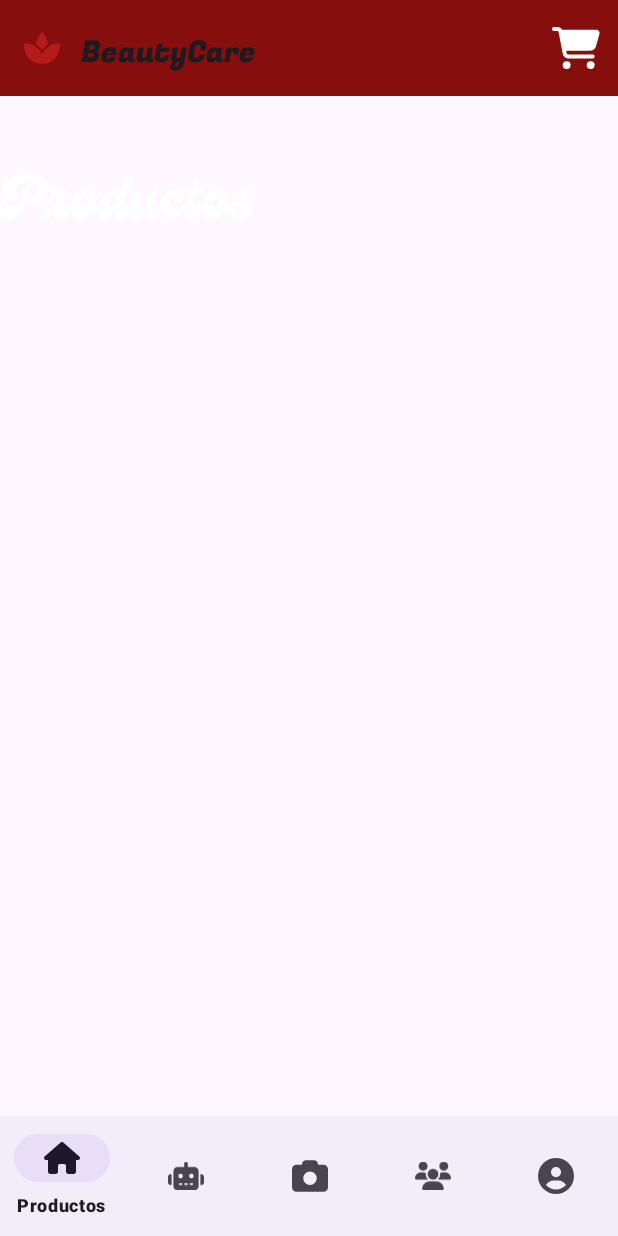
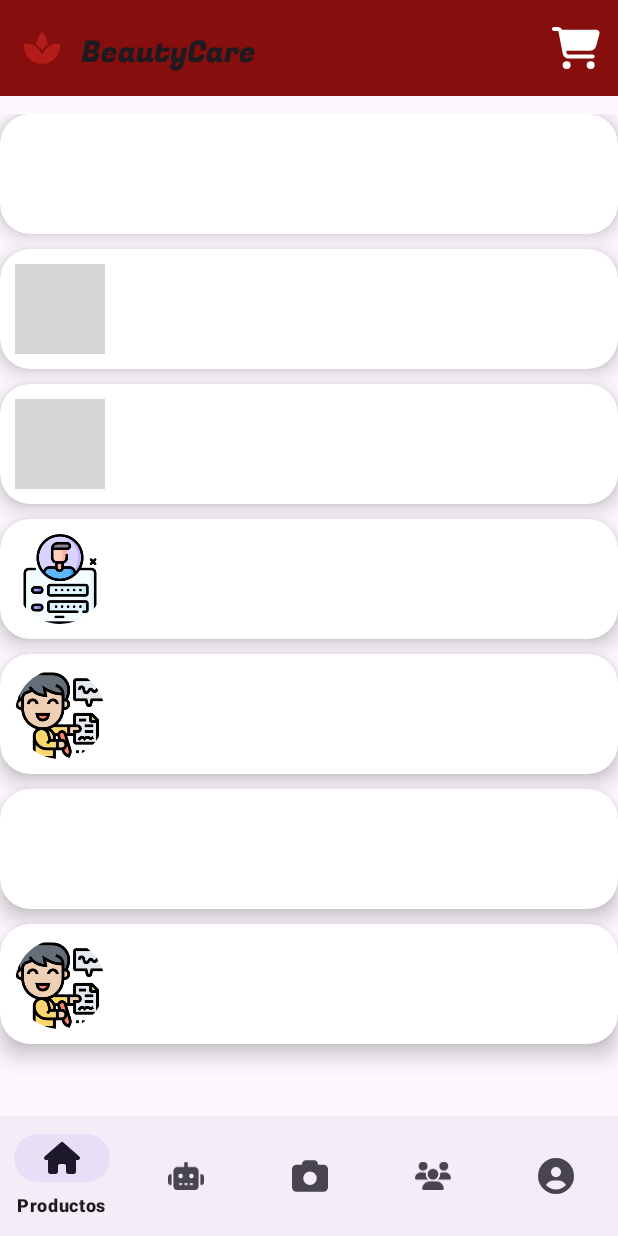
Before and after one commit to Jonatan1014/BeautyCare, an Android app: the ProductosFragment screen opened directly, with no data from a screen before it, on a phone screen of 412 x 824 dp. Run offline under Robolectric (Android 15) with nearby library versions, the phone set to English and light mode, and no system bars; grey boxes are pictures that could not be loaded.

Commit message:
Desarrollo de productos con detalles echo, sin conexiona base de datos

```diff
--- a/app/src/main/AndroidManifest.xml
+++ b/app/src/main/AndroidManifest.xml
@@ -14,6 +14,9 @@
         android:supportsRtl="true"
         android:theme="@style/Theme.BeautyCare"
         tools:targetApi="31">
+        <activity
+            android:name=".DetailedItemsActivity"
+            android:exported="false" />
         <activity
             android:name=".CarritoCompras"
             android:exported="false" />
--- a/app/src/main/java/com/example/beautycare/Index.java
+++ b/app/src/main/java/com/example/beautycare/Index.java
@@ -26,11 +26,6 @@ public class Index extends AppCompatActivity {
     protected void onCreate(Bundle savedInstanceState) {
         super.onCreate(savedInstanceState);
         setContentView(R.layout.activity_index);
-
-        Usuario usuario = new Usuario();
-
-
-        Toast.makeText(this, "Bienvenido " +usuario.getName(), Toast.LENGTH_SHORT).show();
 
         toolbar = findViewById(R.id.toolbar);
         setSupportActionBar(toolbar);
--- /dev/null
+++ b/app/src/main/java/com/example/beautycare/ListAdapterItems.java
@@ -0,0 +1,40 @@
+package com.example.beautycare;
+
+import android.content.Context;
+import android.view.LayoutInflater;
+import android.view.View;
+import android.view.ViewGroup;
+import android.widget.ArrayAdapter;
+import android.widget.ImageView;
+import android.widget.TextView;
+
+import java.util.ArrayList;
+
+import androidx.annotation.NonNull;
+import androidx.annotation.Nullable;
+
+public class ListAdapterItems extends ArrayAdapter<ListDataItems> {
+    public ListAdapterItems(@NonNull Context context, ArrayList<ListDataItems> dataArrayList) {
+        super(context, R.layout.list_item, dataArrayList);
+    }
+
+    @NonNull
+    @Override
+    public View getView(int position, @Nullable View view, @NonNull ViewGroup parent) {
+        ListDataItems listDataItems = getItem(position);
+
+        if (view == null){
+            view = LayoutInflater.from(getContext()).inflate(R.layout.list_item, parent, false);
+        }
+
+        ImageView listImage = view.findViewById(R.id.listImage);
+        TextView listName = view.findViewById(R.id.listName);
+        TextView listTime = view.findViewById(R.id.listTime);
+
+        listImage.setImageResource(listDataItems.image);
+        listName.setText(listDataItems.name);
+        listTime.setText(listDataItems.time);
+
+        return view;
+    }
+}
--- /dev/null
+++ b/app/src/main/java/com/example/beautycare/ListDataItems.java
@@ -0,0 +1,14 @@
+package com.example.beautycare;
+
+public class ListDataItems {
+    String name, time;
+    int ingredients, desc;
+    int image;
+    public ListDataItems(String name, String time, int ingredients, int desc, int image) {
+        this.name = name;
+        this.time = time;
+        this.ingredients = ingredients;
+        this.desc = desc;
+        this.image = image;
+    }
+}
--- a/app/src/main/java/com/example/beautycare/MainActivity.java
+++ b/app/src/main/java/com/example/beautycare/MainActivity.java
@@ -53,7 +53,7 @@ public class MainActivity extends AppCompatActivity {
 
         Intent i;
         if (usuario!=""){
-            Toast.makeText(this, "Bienvenido " + usuario, Toast.LENGTH_SHORT).show();
+
             i = new Intent(MainActivity.this, Index.class);
             startActivity(i);
             overridePendingTransition(R.anim.entrada, R.anim.salida);
--- a/app/src/main/java/com/example/beautycare/ProductosFragment.java
+++ b/app/src/main/java/com/example/beautycare/ProductosFragment.java
@@ -1,64 +1,58 @@
 package com.example.beautycare;
 
+import android.content.Intent;
 import android.os.Bundle;
+import android.view.LayoutInflater;
+import android.view.View;
+import android.view.ViewGroup;
+import android.widget.AdapterView;
 
 import androidx.fragment.app.Fragment;
 
-import android.view.LayoutInflater;
-import android.view.View;
-import android.view.ViewGroup;
+import com.example.beautycare.databinding.FragmentProductosBinding;
 
-/**
- * A simple {@link Fragment} subclass.
- * Use the {@link ProductosFragment#newInstance} factory method to
- * create an instance of this fragment.
- */
+import java.util.ArrayList;
+
 public class ProductosFragment extends Fragment {
 
-    // TODO: Rename parameter arguments, choose names that match
-    // the fragment initialization parameters, e.g. ARG_ITEM_NUMBER
-    private static final String ARG_PARAM1 = "param1";
-    private static final String ARG_PARAM2 = "param2";
-
-    // TODO: Rename and change types of parameters
-    private String mParam1;
-    private String mParam2;
-
-    public ProductosFragment() {
-        // Required empty public constructor
-    }
-
-    /**
-     * Use this factory method to create a new instance of
-     * this fragment using the provided parameters.
-     *
-     * @param param1 Parameter 1.
-     * @param param2 Parameter 2.
-     * @return A new instance of fragment ProductosFragment.
-     */
-    // TODO: Rename and change types and number of parameters
-    public static ProductosFragment newInstance(String param1, String param2) {
-        ProductosFragment fragment = new ProductosFragment();
-        Bundle args = new Bundle();
-        args.putString(ARG_PARAM1, param1);
-        args.putString(ARG_PARAM2, param2);
-        fragment.setArguments(args);
-        return fragment;
-    }
-
-    @Override
-    public void onCreate(Bundle savedInstanceState) {
-        super.onCreate(savedInstanceState);
-        if (getArguments() != null) {
-            mParam1 = getArguments().getString(ARG_PARAM1);
-            mParam2 = getArguments().getString(ARG_PARAM2);
-        }
-    }
+    FragmentProductosBinding binding;
+    ListAdapterItems listAdapterItems;
+    ArrayList<ListDataItems> dataArrayList = new ArrayList<>();
+    ListDataItems listDataItems;
 
     @Override
     public View onCreateView(LayoutInflater inflater, ViewGroup container,
                              Bundle savedInstanceState) {
-        // Inflate the layout for this fragment
-        return inflater.inflate(R.layout.fragment_productos, container, false);
+        binding = FragmentProductosBinding.inflate(inflater, container, false);
+        View view = binding.getRoot();
+
+        int[] imageList = {R.drawable.carga, R.drawable.login, R.drawable.lotounscreen, R.drawable.loginimg, R.drawable.signimg, R.drawable.carga, R.drawable.signimg};
+        int[] ingredientList = {R.string.pastaIngredients, R.string.maggiIngredients,R.string.cakeIngredients,R.string.pancakeIngredients,R.string.pizzaIngredients, R.string.burgerIngredients, R.string.friesIngredients};
+        int[] descList = {R.string.pastaDesc, R.string.maggieDesc, R.string.cakeDesc,R.string.pancakeDesc,R.string.pizzaDesc, R.string.burgerDesc, R.string.friesDesc};
+        String[] nameList = {"Pasta", "Maggi", "Cake", "Pancake", "Pizza","Burgers", "Fries"};
+        String[] timeList = {"30 mins", "2 mins", "45 mins","10 mins", "60 mins", "45 mins", "30 mins"};
+
+        for (int i = 0; i < imageList.length; i++) {
+            listDataItems = new ListDataItems(nameList[i], timeList[i], ingredientList[i], descList[i], imageList[i]);
+            dataArrayList.add(listDataItems);
+        }
+
+        listAdapterItems = new ListAdapterItems(requireActivity(), dataArrayList);
+        binding.listview.setAdapter(listAdapterItems);
+
+        binding.listview.setOnItemClickListener(new AdapterView.OnItemClickListener() {
+            @Override
+            public void onItemClick(AdapterView<?> adapterView, View view, int i, long l) {
+                Intent intent = new Intent(requireContext(), DetailedItemsActivity.class);
+                intent.putExtra("name", nameList[i]);
+                intent.putExtra("time", timeList[i]);
+                intent.putExtra("ingredients", ingredientList[i]);
+                intent.putExtra("desc", descList[i]);
+                intent.putExtra("image", imageList[i]);
+                startActivity(intent);
+            }
+        });
+
+        return view;
     }
 }
--- a/app/src/main/res/drawable/tab_bkg.xml
+++ b/app/src/main/res/drawable/tab_bkg.xml
@@ -3,7 +3,7 @@
     android:shape="rectangle">
 
     <solid
-        android:color="@color/white"/>
+        android:color="#00000000"/>
     <corners
         android:radius="40dp"/>
 
--- a/app/src/main/res/drawable/viewpager_bkg.xml
+++ b/app/src/main/res/drawable/viewpager_bkg.xml
@@ -3,7 +3,7 @@
     android:shape="rectangle">
 
     <solid
-        android:color="@color/white"/>
+        android:color="#33000000"/>
     <corners
         android:radius="40dp"/>
     <stroke
--- a/app/src/main/res/layout/fragment_productos.xml
+++ b/app/src/main/res/layout/fragment_productos.xml
@@ -6,14 +6,14 @@
     tools:context=".ProductosFragment">
 
     <!-- TODO: Update blank fragment layout -->
-    <TextView
+    <ListView
         android:layout_width="match_parent"
         android:layout_height="match_parent"
-        android:layout_gravity="center"
-        android:layout_marginTop="30dp"
-        android:fontFamily="@font/gentyregular"
-        android:textColor="@color/white"
-        android:textSize="40sp"
-        android:text="Productos"/>
+        android:id="@+id/listview"
+        android:scrollbars="vertical"
+        android:layout_marginTop="12dp"
+        tools:listitem="@layout/list_item"
+        android:divider="@android:color/transparent"
+        android:dividerHeight="10.0sp"/>
 
 </FrameLayout>
--- /dev/null
+++ b/app/src/main/res/layout/list_item.xml
@@ -0,0 +1,49 @@
+<?xml version="1.0" encoding="utf-8"?>
+<androidx.cardview.widget.CardView xmlns:android="http://schemas.android.com/apk/res/android"
+    xmlns:app="http://schemas.android.com/apk/res-auto"
+    android:layout_marginStart="12dp"
+    android:layout_marginEnd="12dp"
+    android:layout_marginVertical="10dp"
+    android:layout_marginHorizontal="10dp"
+    app:cardCornerRadius="20dp"
+    app:cardElevation="8dp"
+    android:layout_width="match_parent"
+    android:layout_height="wrap_content">>
+
+
+    <RelativeLayout
+        android:layout_width="match_parent"
+        android:layout_height="wrap_content">
+        <com.google.android.material.imageview.ShapeableImageView
+            android:layout_width="60dp"
+            android:layout_height="60dp"
+            android:id="@+id/listImage"
+            android:src="@drawable/login"
+            android:scaleType="centerCrop"
+            android:layout_marginStart="10dp"
+            android:layout_marginBottom="10dp"
+            android:layout_marginTop="10dp"
+            app:shapeAppearanceOverlay="@style/roundedImageViewRounded"/>
+        <TextView
+            android:layout_width="120dp"
+            android:layout_height="30dp"
+            android:id="@+id/listName"
+            android:text="Name"
+            android:textColor="@color/white"
+            android:textSize="20sp"
+            android:layout_marginTop="25dp"
+            android:layout_marginStart="30dp"
+            android:layout_toEndOf="@id/listImage"/>
+        <TextView
+            android:layout_width="80dp"
+            android:layout_height="30dp"
+            android:id="@+id/listTime"
+            android:text="time"
+            android:textSize="16sp"
+            android:layout_toEndOf="@id/listName"
+            android:layout_marginTop="25dp"
+            android:layout_marginStart="100dp"
+            android:textColor="@color/white"/>
+    </RelativeLayout>
+
+</androidx.cardview.widget.CardView>
--- a/app/src/main/res/values/strings.xml
+++ b/app/src/main/res/values/strings.xml
@@ -2,4 +2,71 @@
     <string name="app_name">Beauty Care</string>
     <!-- TODO: Remove or change this placeholder text -->
     <string name="hello_blank_fragment">Hello blank fragment</string>
+
+    //pasta
+    <string name="pastaIngredients">Pasta
+\nCream Cheese
+\nParmesan Cheese
+\nOlive Oil
+\nGarlic
+\nSalt Pepper</string>
+    <string name="pastaDesc">Cook your pasta until al dente
+\nSaute’ garlic in olive oil until fragrant
+\nAdd cream cheese, pasta cooking water, parmesan, and stir well
+\nDrain and add pasta to the skillet
+\nToss until well combined, adding some pasta water if needed</string>
+    //maggi
+    <string name="maggiIngredients">Maggi Noodles
+\nWater
+\nMaggi Masala</string>
+    <string name="maggieDesc">Add one and half cup of water
+\nAdd maggi noodles and boil it
+\nAdd the maggi masala on to it
+\nWait for 2 mins
+\nMaggi is ready!</string>
+    //cake
+    <string name="cakeIngredients">Maggi Noodles
+\nWater
+\nMaggi Masala</string>
+    <string name="cakeDesc">Add one and half cup of water
+Add maggi noodles and boil it
+Add the maggi masala on to it
+\nWait for 2 mins
+\nMaggi is ready!</string>
+    //pancake
+    <string name="pancakeIngredients">Maggi Noodles
+\nWater
+\nMaggi Masala</string>
+    <string name="pancakeDesc">Add one and half cup of water
+Add maggi noodles and boil it
+Add the maggi masala on to it
+\nWait for 2 mins
+\nMaggi is ready!</string>
+    //pizza
+    <string name="pizzaIngredients">Maggi Noodles
+\nWater
+\nMaggi Masala</string>
+    <string name="pizzaDesc">Add one and half cup of water
+Add maggi noodles and boil it
+Add the maggi masala on to it
+\nWait for 2 mins
+\nMaggi is ready!</string>
+    //burgers
+    <string name="burgerIngredients">Maggi Noodles
+\nWater
+\nMaggi Masala</string>
+    <string name="burgerDesc">Add one and half cup of water
+\nAdd maggi noodles and boil it
+\nAdd the maggi masala on to it
+\nWait for 2 mins
+\nMaggi is ready!</string>
+    //fries
+    <string name="friesIngredients">Maggi Noodles
+\nWater
+\nMaggi Masala</string>
+    <string name="friesDesc">Add one and half cup of water
+\nAdd maggi noodles and boil it
+\nAdd the maggi masala on to it
+\nWait for 2 mins
+\nMaggi is ready!</string>
 </resources>
--- a/app/src/main/res/values/style.xml
+++ b/app/src/main/res/values/style.xml
@@ -9,4 +9,9 @@
         <item name="android:fontFamily">@font/fugazoneregular</item>
     </style>
 
+    <style name="roundedImageViewRounded" parent="TextAppearance.Widget.AppCompat.Toolbar.Title">
+        <item name="android:fontFamily">@font/fugazoneregular</item>
+        <item name="cornerSize">50%</item>
+    </style>
+
 </resources>
```
Also changed, not shown: app/src/main/java/com/example/beautycare/DetailedItemsActivity.java (added, +28 -0 lines), app/src/main/res/layout/activity_detaileditems.xml (added, +88 -0 lines), app/src/main/res/layout/list_comunidad.xml (added, +49 -0 lines), 3 other files.
